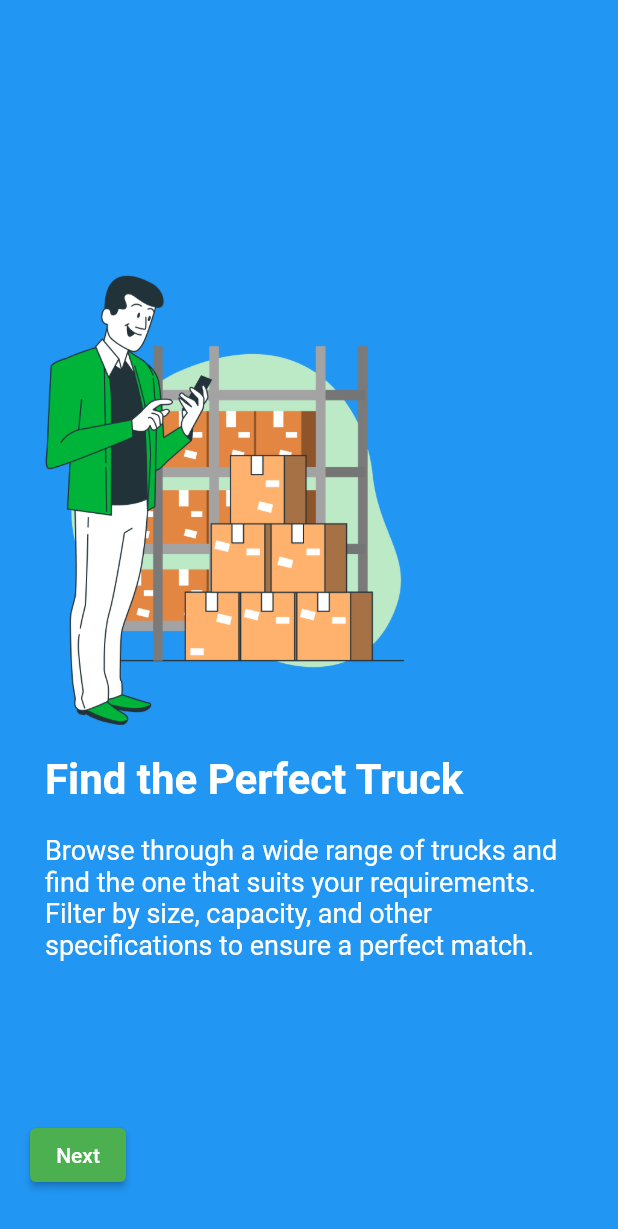
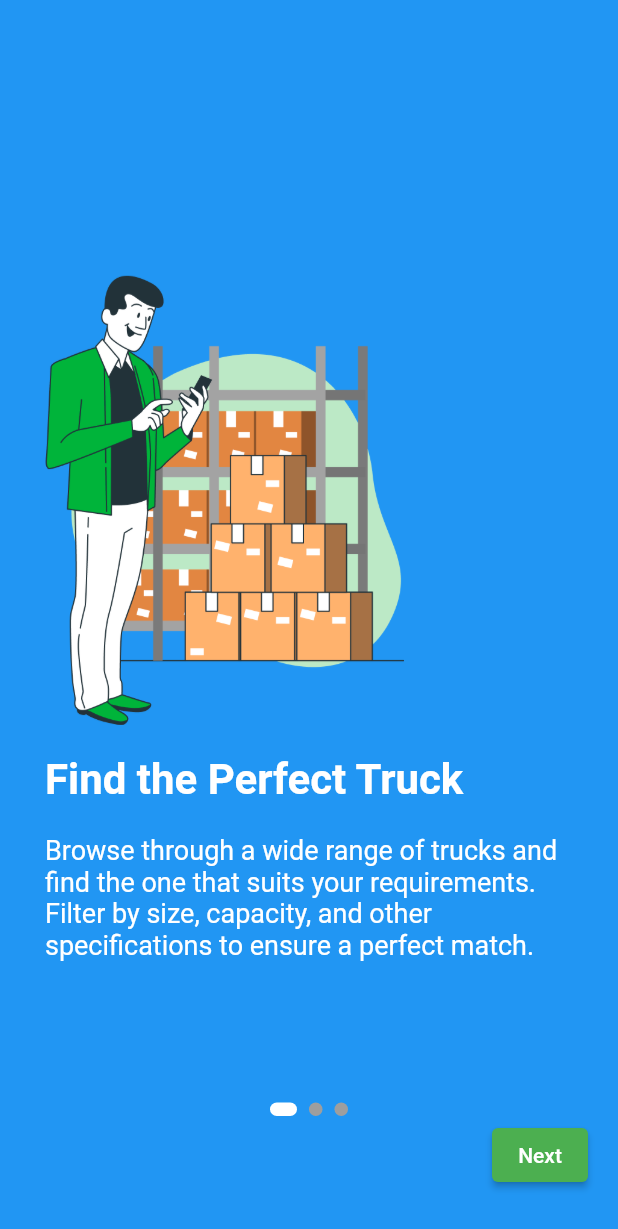
Before and after one commit to ChandraChaan/logistics_app, a Flutter app: the screen it shows after launch, on a phone screen of 412 x 824 dp. Shown: the top 1229 px of the screen. Run offline on Flutter 3.47's test engine with Material 2 defaults, Android fonts, the light colour scheme and no system bars; drawn by our look-alikes of dots_indicator; our stand-ins replace introduction_screen.

Commit message:
intro files in progress

```diff
--- a/lib/intro_screen.dart
+++ b/lib/intro_screen.dart
@@ -1,4 +1,6 @@
 import 'package:flutter/material.dart';
+import 'package:introduction_screen/introduction_screen.dart';
+import 'package:dots_indicator/dots_indicator.dart';
 
 class IntroductionScreenPage extends StatefulWidget {
   @override
@@ -8,7 +10,6 @@ class IntroductionScreenPage extends StatefulWidget {
 class _IntroductionScreenPageState extends State<IntroductionScreenPage> {
   final PageController _pageController = PageController(initialPage: 0);
   int _currentPageIndex = 0;
-
   final List<IntroScreen> introScreens = [
     IntroScreen(
       title: "Find the Perfect Truck",
@@ -50,38 +51,47 @@ class _IntroductionScreenPageState extends State<IntroductionScreenPage> {
             },
           ),
           Positioned(
+            left: 0,
+            right: 0,
+            bottom: 80,
+            child: Center(
+              child: DotsIndicator(
+                dotsCount: introScreens.length,
+                position: _currentPageIndex.toDouble(),
+                decorator: DotsDecorator(
+                  size: const Size.square(9.0),
+                  activeSize: const Size(18.0, 9.0),
+                  activeShape: RoundedRectangleBorder(borderRadius: BorderRadius.circular(5.0)),
+                  activeColor: Colors.white,
+                  spacing: const EdgeInsets.symmetric(horizontal: 4),
+                  color: Colors.grey,
+                ),
+              ),
+            ),
+          ),
+          Positioned(
             left: 20,
             right: 20,
             bottom: 30,
             child: Row(
-              mainAxisAlignment: MainAxisAlignment.spaceBetween,
+              mainAxisAlignment: MainAxisAlignment.end,
               children: [
-                if (_currentPageIndex != 0)
-                  ElevatedButton(
-                    onPressed: () {
-                      _pageController.previousPage(
-                        duration: Duration(milliseconds: 500),
-                        curve: Curves.ease,
-                      );
-                    },
-                    child: Text('Previous'),
-                  ),
                 if (_currentPageIndex != introScreens.length - 1)
                   ElevatedButton(
                     onPressed: () {
                       _pageController.nextPage(
-                        duration: Duration(milliseconds: 500),
+                        duration: const Duration(milliseconds: 500),
                         curve: Curves.ease,
                       );
                     },
-                    child: Text('Next'),
+                    child: const Text('Next'),
                   ),
                 if (_currentPageIndex == introScreens.length - 1)
                   ElevatedButton(
                     onPressed: () {
                       // Handle Done action
                     },
-                    child: Text('Done'),
+                    child: const Text('Done'),
                   ),
               ],
             ),
@@ -110,7 +120,7 @@ class IntroScreenWidget extends StatelessWidget {
   Widget build(BuildContext context) {
     return Container(
       color: introScreen.color,
-      padding: EdgeInsets.symmetric(horizontal: 30.0),
+      padding: const EdgeInsets.symmetric(horizontal: 30.0),
       child: Column(
         mainAxisAlignment: MainAxisAlignment.center,
         crossAxisAlignment: CrossAxisAlignment.start,
@@ -119,19 +129,19 @@ class IntroScreenWidget extends StatelessWidget {
             introScreen.image,
             height: 300,
           ),
-          SizedBox(height: 20.0),
+          const SizedBox(height: 20.0),
           Text(
             introScreen.title,
-            style: TextStyle(
+            style: const TextStyle(
               fontSize: 28.0,
               fontWeight: FontWeight.bold,
               color: Colors.white,
             ),
           ),
-          SizedBox(height: 20.0),
+          const SizedBox(height: 20.0),
           Text(
             introScreen.description,
-            style: TextStyle(
+            style: const TextStyle(
               fontSize: 18.0,
               color: Colors.white,
             ),
--- a/pubspec.yaml
+++ b/pubspec.yaml
@@ -37,6 +37,7 @@ dependencies:
   # Use with the CupertinoIcons class for iOS style icons.
   cupertino_icons: ^1.0.2
   introduction_screen:
+  dots_indicator:
 
 dev_dependencies:
   flutter_test:
```
Also changed, not shown: pubspec.lock.
